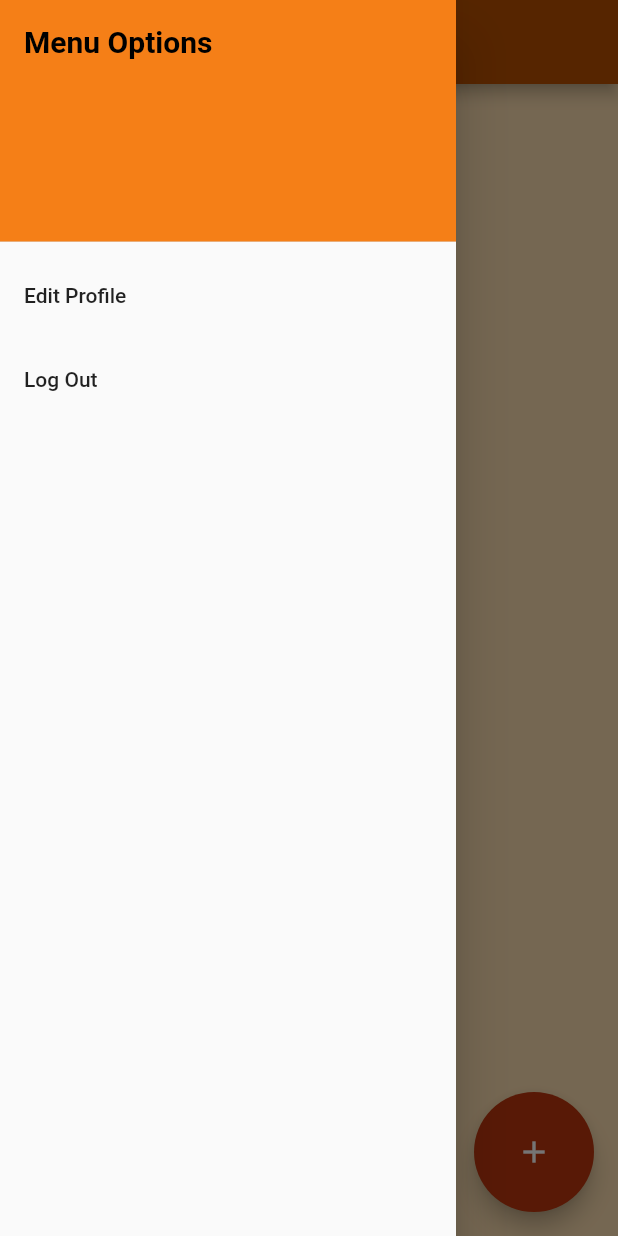
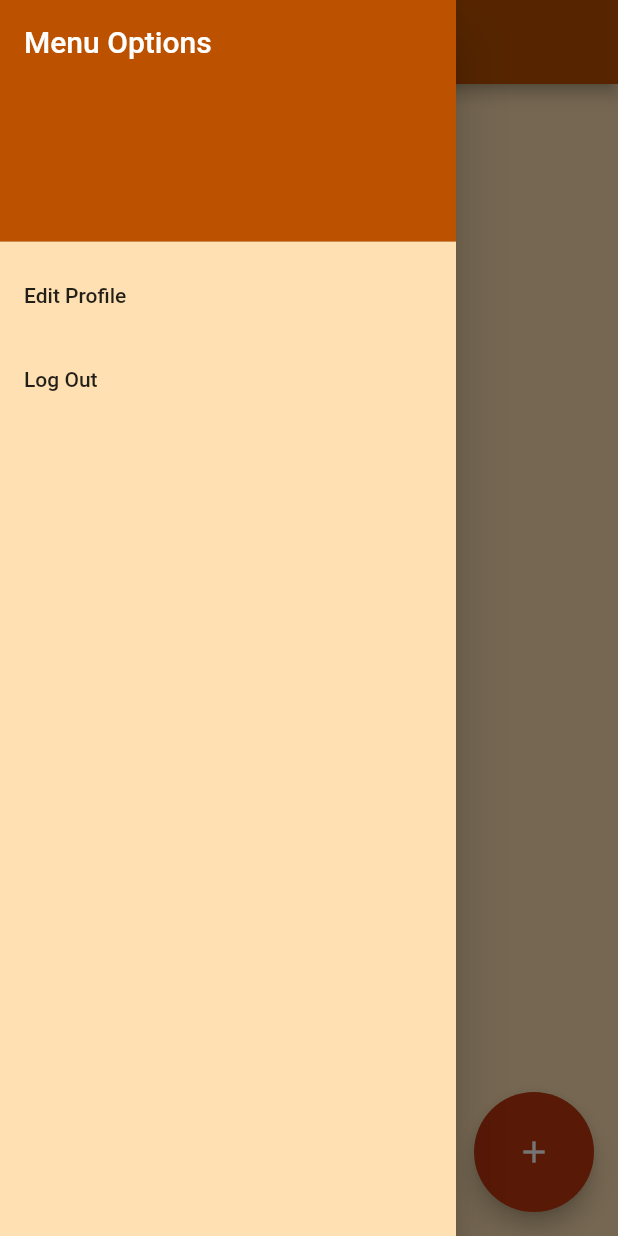
Before and after one commit to prafull2001/grocery-mule, a Flutter app: the ListsScreen screen opened by its route, with the side drawer open, on a phone screen of 412 x 824 dp. Run offline on Flutter 3.47's test engine with Material 2 defaults, Android fonts, the phone set to English and light mode, and no system bars; our stand-ins replace cloud_firestore, firebase_auth, firebase_core, google_sign_in; accounts and stored records are empty.

Commit message:
fixed UI coloring stuff

```diff
--- a/lib/main.dart
+++ b/lib/main.dart
@@ -47,6 +47,7 @@ class _GroceryMuleState extends State<GroceryMule>{
         primaryColorLight: const Color(0xFFffb04c),
         accentColor: const Color(0xFFbf360c),
         scaffoldBackgroundColor: const Color(0xFFffe0b2),
+        canvasColor: const Color(0xFFffe0b2)
       ),
       home: home,
       routes: {
--- a/lib/screens/createlist.dart
+++ b/lib/screens/createlist.dart
@@ -93,6 +93,7 @@ class _CreateListsScreenState extends State<CreateListScreen> {
       appBar: AppBar(
         centerTitle: true,
         title: const Text('Create List'),
+        backgroundColor: const Color(0xFFbc5100),
       ),
       body: SafeArea(
         child: Scrollbar(
--- a/lib/screens/lists.dart
+++ b/lib/screens/lists.dart
@@ -66,14 +66,13 @@ class _ListsScreenState extends State<ListsScreen> {
               children: [
                 const DrawerHeader(
                   decoration: BoxDecoration(
-                    color: const Color(0xFFf57f17),
+                    color: const Color(0xFFbc5100),
                   ),
                   child: Text(
                     'Menu Options',
                     style: TextStyle(
-                      color: Colors.black,
-                      fontSize: 20,
-                      fontWeight: FontWeight.bold,
+                      color: Colors.white,
+                      fontSize: 20
                     ),
                   ),
                 ),
```
Also changed, not shown: 3 other files.
